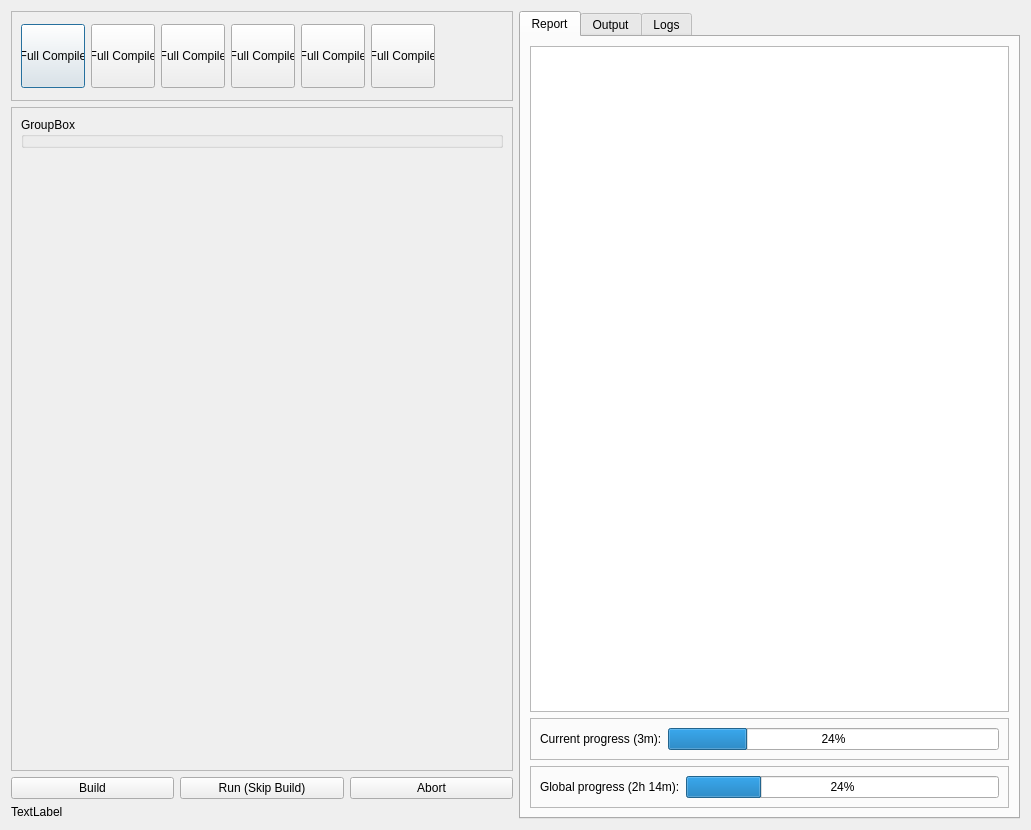
Before: the Qt Designer form src/forms/mapbuilder/main.ui in dertwist/Hammer5Tools, drawn with Qt 5.
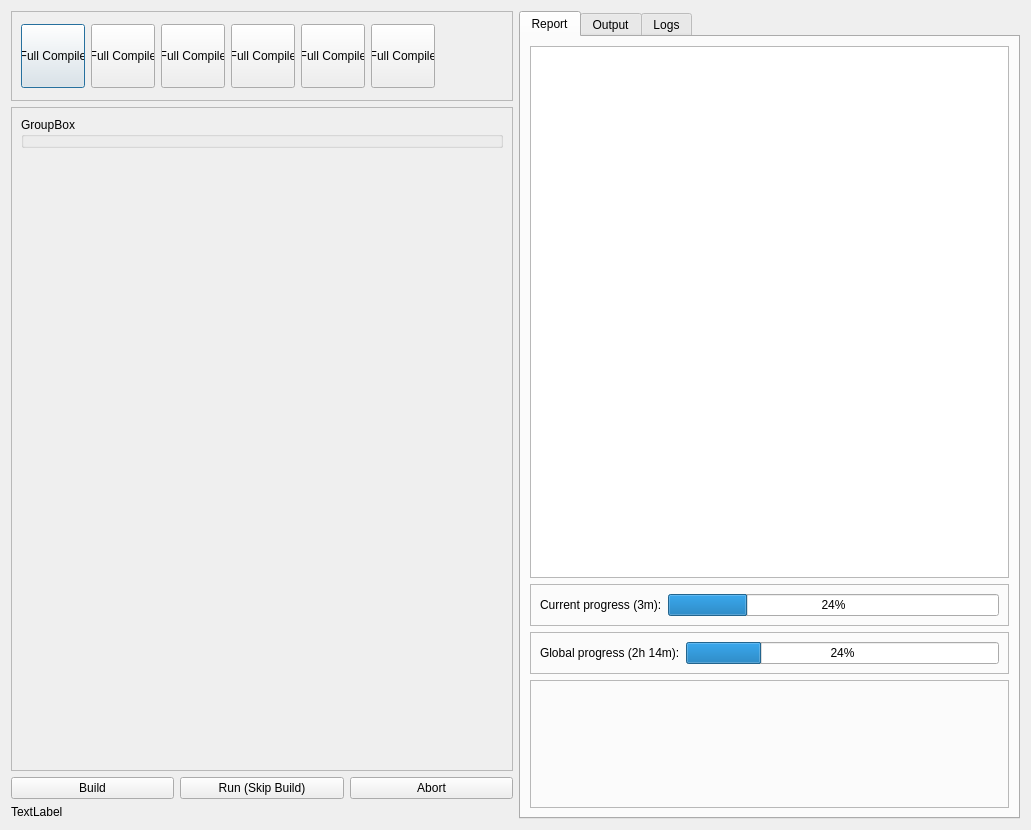
After: the same form once the commit is applied. Icons and pictures are not drawn.

Commit message: feat:mapbuilder:description

```diff
--- a/src/forms/mapbuilder/main.ui
+++ b/src/forms/mapbuilder/main.ui
@@ -489,6 +489,29 @@
            </layout>
           </widget>
          </item>
+         <item>
+          <widget class="QFrame" name="system_monitor">
+           <property name="minimumSize">
+            <size>
+             <width>0</width>
+             <height>128</height>
+            </size>
+           </property>
+           <property name="maximumSize">
+            <size>
+             <width>16777215</width>
+             <height>128</height>
+            </size>
+           </property>
+           <property name="frameShape">
+            <enum>QFrame::Shape::StyledPanel</enum>
+           </property>
+           <property name="frameShadow">
+            <enum>QFrame::Shadow::Raised</enum>
+           </property>
+           <layout class="QHBoxLayout" name="horizontalLayout_7"/>
+          </widget>
+         </item>
         </layout>
        </widget>
        <widget class="QWidget" name="output">
```
The commit also changes 2 other files.
